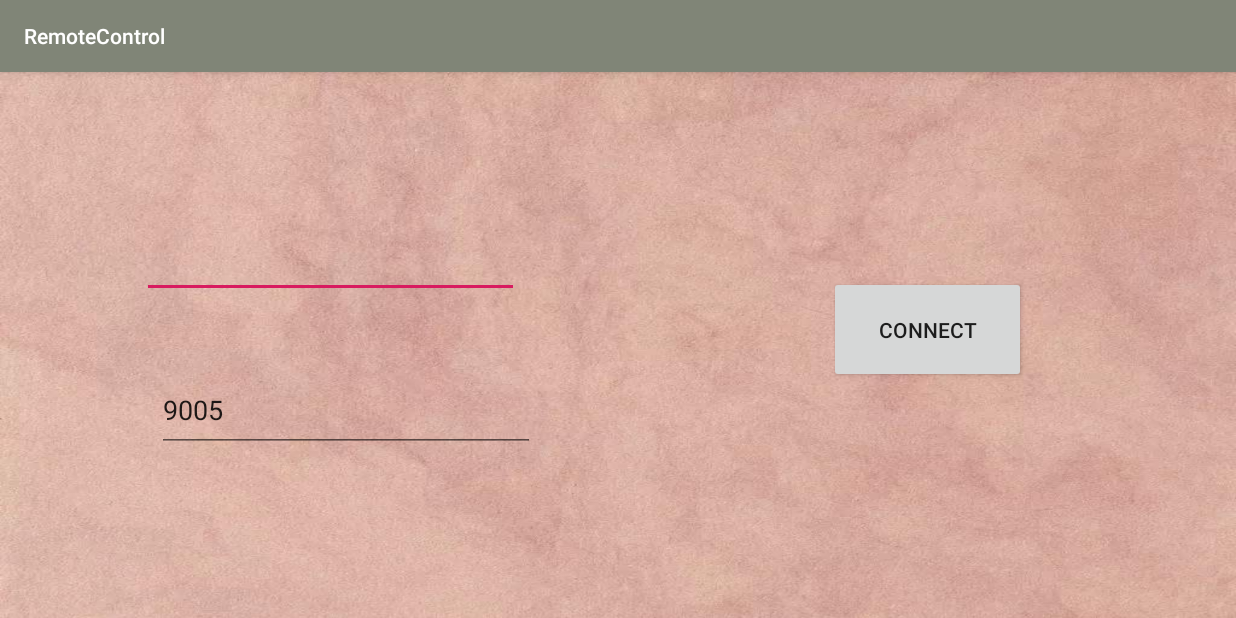
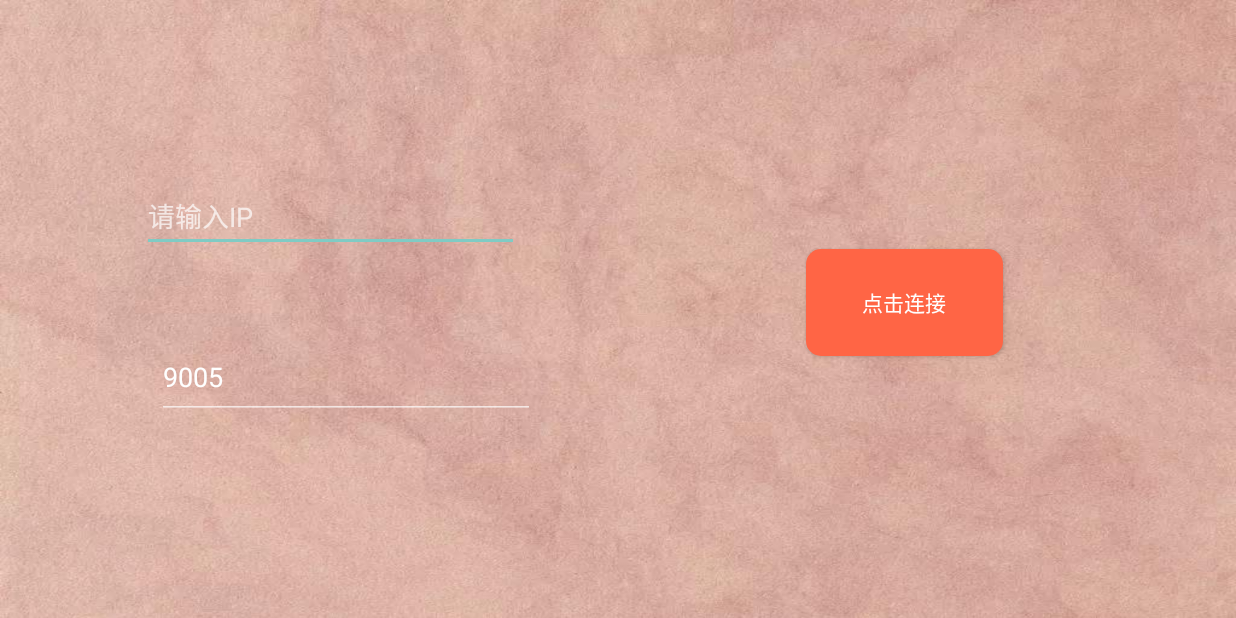
Before and after one commit to zju-sclab/Smartcar_Android_Remote_Control, an Android app: the screen it shows after launch (FirstActivity), on a phone screen of 824 x 412 dp (held sideways). Run offline under Robolectric (Android 15) with nearby library versions, the phone set to English and light mode, and no system bars.

Commit message:
将主题和背景改为粉色

```diff
--- a/app/src/main/AndroidManifest.xml
+++ b/app/src/main/AndroidManifest.xml
@@ -8,7 +8,7 @@
             android:label="@string/app_name"
             android:roundIcon="@mipmap/car"
             android:supportsRtl="true"
-            android:theme="@style/AppTheme">
+            android:theme="@style/NoTileBar">
 
         <activity android:name=".FirstActivity"
                 android:screenOrientation="landscape"
--- a/app/src/main/java/com/example/myapplication/FirstActivity.java
+++ b/app/src/main/java/com/example/myapplication/FirstActivity.java
@@ -45,7 +45,6 @@ public class FirstActivity extends AppCompatActivity {
     }
 
     private void connectTCP() throws IOException {
-        // TODO 一个是不能无限等待下去
         MyTcpClient.startClient(ip,port);
         //获取开始时间 ms为单位
         long startTime=System.currentTimeMillis();
--- a/app/src/main/java/com/example/myapplication/MainActivity.java
+++ b/app/src/main/java/com/example/myapplication/MainActivity.java
@@ -120,8 +120,7 @@ public class MainActivity extends AppCompatActivity implements SensorEventListen
             public void run() {
                 try{
                     while (MyTcpClient.socket != null && MyTcpClient.socket.isConnected()){
-                        //TODO scroll back will lose tcp connection
-                        //TODO thread will be destroyed
+                        //TODO 需要用插值法来缓慢达到目标的值
 //                        double steer = getNormalize(wheel.getRotate_degree(),-90,90,-30.0,30.0);
 //                        double speed = getNormalize(seekbar.getProgress(),0,100,0,10);
                         Command c = null;
--- /dev/null
+++ b/app/src/main/res/drawable/bt_shape.xml
@@ -0,0 +1,12 @@
+<?xml version="1.0" encoding="utf-8"?>
+<shape
+        xmlns:android="http://schemas.android.com/apk/res/android"
+        android:shape="rectangle">
+
+    <!-- 圆角的半径 -->
+    <corners android:radius="10dp"/>
+
+    <!-- 填充颜色 -->
+    <solid android:color="#FF6545"/>
+
+</shape>
--- a/app/src/main/res/layout/activity_first.xml
+++ b/app/src/main/res/layout/activity_first.xml
@@ -9,6 +9,7 @@
 
     <EditText
             android:id="@+id/ip"
+            android:hint="@string/input_ip"
             android:layout_width="251dp"
             android:layout_height="wrap_content"
             android:layout_marginStart="56dp"
@@ -27,6 +28,7 @@
 
     <EditText
             android:text="@integer/default_ip"
+            android:hint="@string/input_port"
             android:id="@+id/port"
             android:layout_width="252dp"
             android:layout_height="56dp"
@@ -48,12 +50,13 @@
             android:layout_height="71dp"
             android:layout_x="158dp"
             android:layout_y="414dp"
-            android:text="connect"
+            android:background="@drawable/bt_shape"
+            android:text="@string/connect_hint"
             app:layout_constraintBottom_toBottomOf="parent"
             app:layout_constraintEnd_toEndOf="parent"
-            app:layout_constraintHorizontal_bias="0.798"
+            app:layout_constraintHorizontal_bias="0.776"
             app:layout_constraintStart_toStartOf="parent"
             app:layout_constraintTop_toTopOf="parent"
-            app:layout_constraintVertical_bias="0.464" />
+            app:layout_constraintVertical_bias="0.488" />
 
 </androidx.constraintlayout.widget.ConstraintLayout>
--- a/app/src/main/res/values/strings.xml
+++ b/app/src/main/res/values/strings.xml
@@ -1,4 +1,7 @@
 <resources>
     <string name="app_name">RemoteControl</string>
+    <string name="input_ip">请输入IP</string>
+    <string name="input_port">请输入端口</string>
+    <string name="connect_hint">点击连接</string>
     <integer name="default_ip">9005</integer>
 </resources>
--- a/app/src/main/res/values/styles.xml
+++ b/app/src/main/res/values/styles.xml
@@ -8,4 +8,8 @@
         <item name="colorAccent">@color/colorAccent</item>
     </style>
 
+    <style name="NoTileBar" parent="Theme.AppCompat.NoActionBar">
+        <!-- Customize your theme here. -->
+    </style>
+
 </resources>
```
